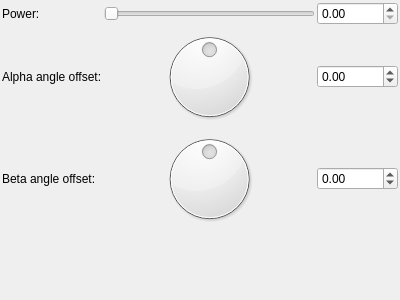
buddhi1980/mandelbulber2, file mandelbulber2/qt_data/fractal_mandelbulb.ui: the form before one commit.
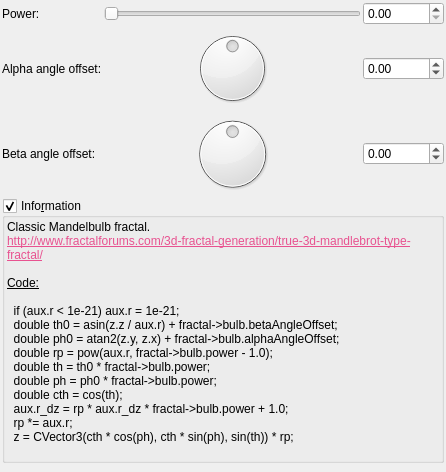
The form after the commit. Custom widgets are drawn as their Qt base class.

Commit message: Added information box for Mandelbulb-like formulas.

```diff
--- a/mandelbulber2/qt_data/fractal_mandelbulb.ui
+++ b/mandelbulber2/qt_data/fractal_mandelbulb.ui
@@ -6,8 +6,8 @@
    <rect>
     <x>0</x>
     <y>0</y>
-    <width>400</width>
-    <height>300</height>
+    <width>446</width>
+    <height>472</height>
    </rect>
   </property>
   <property name="windowTitle">
@@ -186,6 +186,71 @@
      </item>
     </layout>
    </item>
+   <item>
+    <widget class="MyGroupBox" name="groupCheck_info">
+     <property name="title">
+      <string>Info&amp;rmation</string>
+     </property>
+     <property name="flat">
+      <bool>false</bool>
+     </property>
+     <property name="checkable">
+      <bool>true</bool>
+     </property>
+     <layout class="QVBoxLayout" name="verticalLayout_2">
+      <property name="spacing">
+       <number>2</number>
+      </property>
+      <property name="leftMargin">
+       <number>2</number>
+      </property>
+      <property name="topMargin">
+       <number>2</number>
+      </property>
+      <property name="rightMargin">
+       <number>2</number>
+      </property>
+      <property name="bottomMargin">
+       <number>2</number>
+      </property>
+      <item>
+       <widget class="QLabel" name="label_4">
+        <property name="text">
+         <string>&lt;!DOCTYPE HTML PUBLIC &quot;-//W3C//DTD HTML 4.0//EN&quot; &quot;http://www.w3.org/TR/REC-html40/strict.dtd&quot;&gt;
+&lt;html&gt;&lt;head&gt;&lt;meta name=&quot;qrichtext&quot; content=&quot;1&quot; /&gt;&lt;style type=&quot;text/css&quot;&gt;
+p, li { white-space: pre-wrap; }
+&lt;/style&gt;&lt;/head&gt;&lt;body&gt;
+&lt;p style=&quot; margin-top:0px; margin-bottom:0px; margin-left:0px; margin-right:0px; -qt-block-indent:0; text-indent:0px;&quot;&gt;Classic Mandelbulb fractal. &lt;/p&gt;
+&lt;p style=&quot; margin-top:0px; margin-bottom:0px; margin-left:0px; margin-right:0px; -qt-block-indent:0; text-indent:0px;&quot;&gt;&lt;a href=&quot;http://www.fractalforums.com/3d-fractal-generation/true-3d-mandlebrot-type-fractal/&quot;&gt;&lt;span style=&quot; text-decoration: underline; color:#e85290;&quot;&gt;http://www.fractalforums.com/3d-fractal-generation/true-3d-mandlebrot-type-fractal/&lt;/span&gt;&lt;/a&gt;&lt;/p&gt;
+&lt;p style=&quot;-qt-paragraph-type:empty; margin-top:0px; margin-bottom:0px; margin-left:0px; margin-right:0px; -qt-block-indent:0; text-indent:0px;&quot;&gt;&lt;br /&gt;&lt;/p&gt;
+&lt;p style=&quot; margin-top:0px; margin-bottom:0px; margin-left:0px; margin-right:0px; -qt-block-indent:0; text-indent:0px;&quot;&gt;&lt;span style=&quot; text-decoration: underline;&quot;&gt;Code:&lt;/span&gt;&lt;/p&gt;
+&lt;p style=&quot;-qt-paragraph-type:empty; margin-top:0px; margin-bottom:0px; margin-left:0px; margin-right:0px; -qt-block-indent:0; text-indent:0px; text-decoration: underline;&quot;&gt;&lt;br /&gt;&lt;/p&gt;
+&lt;p style=&quot; margin-top:0px; margin-bottom:0px; margin-left:0px; margin-right:0px; -qt-block-indent:0; text-indent:0px;&quot;&gt;  if (aux.r &amp;lt; 1e-21) aux.r = 1e-21;&lt;/p&gt;
+&lt;p style=&quot; margin-top:0px; margin-bottom:0px; margin-left:0px; margin-right:0px; -qt-block-indent:0; text-indent:0px;&quot;&gt;  double th0 = asin(z.z / aux.r) + fractal-&amp;gt;bulb.betaAngleOffset;&lt;/p&gt;
+&lt;p style=&quot; margin-top:0px; margin-bottom:0px; margin-left:0px; margin-right:0px; -qt-block-indent:0; text-indent:0px;&quot;&gt;  double ph0 = atan2(z.y, z.x) + fractal-&amp;gt;bulb.alphaAngleOffset;&lt;/p&gt;
+&lt;p style=&quot; margin-top:0px; margin-bottom:0px; margin-left:0px; margin-right:0px; -qt-block-indent:0; text-indent:0px;&quot;&gt;  double rp = pow(aux.r, fractal-&amp;gt;bulb.power - 1.0);&lt;/p&gt;
+&lt;p style=&quot; margin-top:0px; margin-bottom:0px; margin-left:0px; margin-right:0px; -qt-block-indent:0; text-indent:0px;&quot;&gt;  double th = th0 * fractal-&amp;gt;bulb.power;&lt;/p&gt;
+&lt;p style=&quot; margin-top:0px; margin-bottom:0px; margin-left:0px; margin-right:0px; -qt-block-indent:0; text-indent:0px;&quot;&gt;  double ph = ph0 * fractal-&amp;gt;bulb.power;&lt;/p&gt;
+&lt;p style=&quot; margin-top:0px; margin-bottom:0px; margin-left:0px; margin-right:0px; -qt-block-indent:0; text-indent:0px;&quot;&gt;  double cth = cos(th);&lt;/p&gt;
+&lt;p style=&quot; margin-top:0px; margin-bottom:0px; margin-left:0px; margin-right:0px; -qt-block-indent:0; text-indent:0px;&quot;&gt;  aux.r_dz = rp * aux.r_dz * fractal-&amp;gt;bulb.power + 1.0;&lt;/p&gt;
+&lt;p style=&quot; margin-top:0px; margin-bottom:0px; margin-left:0px; margin-right:0px; -qt-block-indent:0; text-indent:0px;&quot;&gt;  rp *= aux.r;&lt;/p&gt;
+&lt;p style=&quot; margin-top:0px; margin-bottom:0px; margin-left:0px; margin-right:0px; -qt-block-indent:0; text-indent:0px;&quot;&gt;  z = CVector3(cth * cos(ph), cth * sin(ph), sin(th)) * rp;&lt;/p&gt;
+&lt;p style=&quot;-qt-paragraph-type:empty; margin-top:0px; margin-bottom:0px; margin-left:0px; margin-right:0px; -qt-block-indent:0; text-indent:0px;&quot;&gt;&lt;br /&gt;&lt;/p&gt;&lt;/body&gt;&lt;/html&gt;</string>
+        </property>
+        <property name="wordWrap">
+         <bool>true</bool>
+        </property>
+        <property name="openExternalLinks">
+         <bool>true</bool>
+        </property>
+        <property name="textInteractionFlags">
+         <set>Qt::LinksAccessibleByMouse|Qt::TextSelectableByMouse</set>
+        </property>
+       </widget>
+      </item>
+     </layout>
+    </widget>
+   </item>
    <item>
     <spacer name="verticalSpacer">
      <property name="orientation">
@@ -207,6 +272,12 @@
    <extends>QDoubleSpinBox</extends>
    <header>mydoublespinbox.h</header>
   </customwidget>
+  <customwidget>
+   <class>MyGroupBox</class>
+   <extends>QGroupBox</extends>
+   <header>mygroupbox.h</header>
+   <container>1</container>
+  </customwidget>
  </customwidgets>
  <tabstops>
   <tabstop>slider_power</tabstop>
```
The commit also changes 7 other files.
